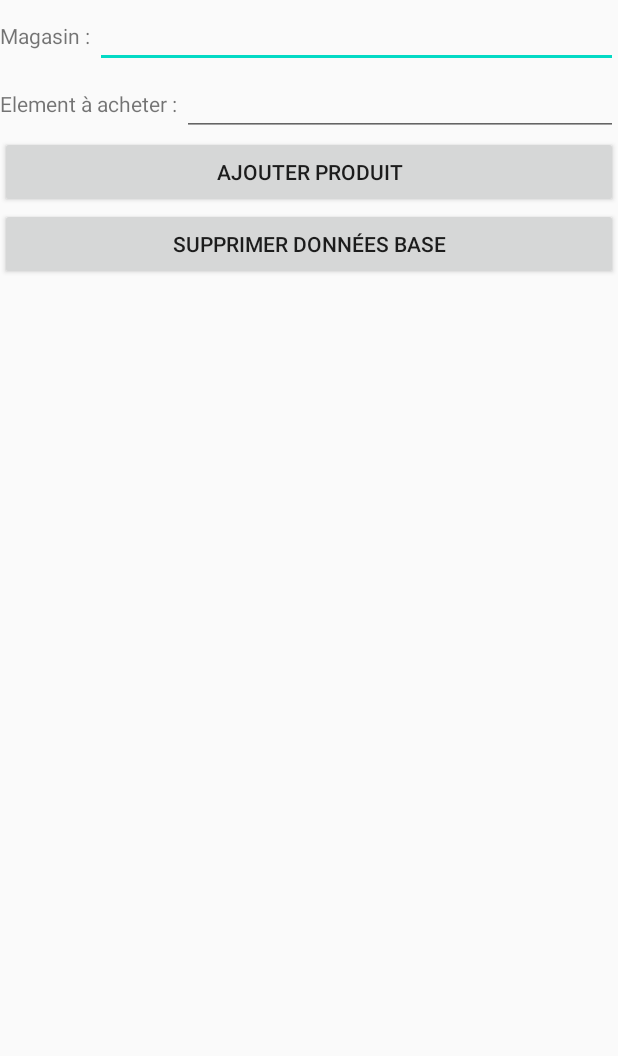
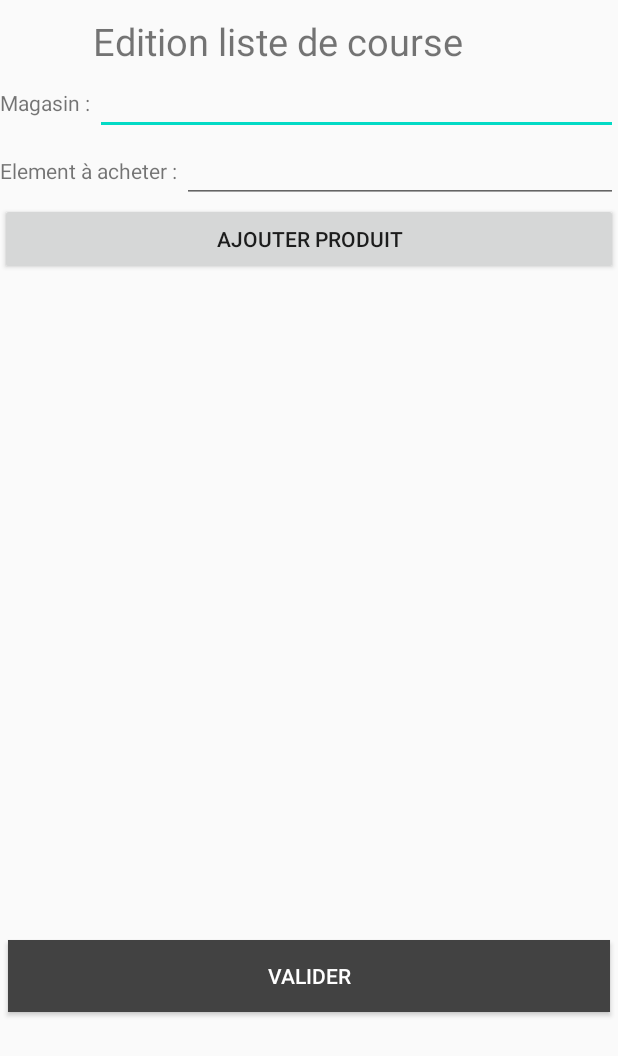
Before and after one commit to Kodooor/meZemplettes, an Android app: the AjouterListeCourse screen opened directly, with no data from a screen before it, after a tap on "AJOUTER PRODUIT", on a phone screen of 412 x 824 dp. Shown: the top 1056 px of the screen. Run offline under Robolectric (Android 15) with nearby library versions, the phone set to English and light mode, and no system bars.

Commit message:
ajout liste de liste de course+réglage de divers bugs

```diff
--- a/MapsStart/app/src/main/AndroidManifest.xml
+++ b/MapsStart/app/src/main/AndroidManifest.xml
@@ -44,6 +44,11 @@
             <category android:name="android.intent.category.LAUNCHER"/>
         </intent-filter>
         </activity>
+        <activity android:name=".ListesCourse">
+            <intent-filter>
+                <category android:name="android.intent.category.LAUNCHER"/>
+            </intent-filter>
+        </activity>
     </application>
 
 </manifest>
--- a/MapsStart/app/src/main/java/com/m1info/mapsstart/AjouterListeCourse.java
+++ b/MapsStart/app/src/main/java/com/m1info/mapsstart/AjouterListeCourse.java
@@ -14,12 +14,8 @@ import android.widget.ListView;
 import android.widget.Toast;
 
 import androidx.appcompat.app.AlertDialog;
-import androidx.appcompat.app.AppCompatActivity;
 
 import java.util.ArrayList;
-import java.util.Arrays;
-import java.util.HashMap;
-import java.util.List;
 
 public class AjouterListeCourse extends Activity {
 
@@ -28,12 +24,13 @@ public class AjouterListeCourse extends Activity {
     @Override
     protected void onCreate(Bundle savedInstanceState) {
         super.onCreate(savedInstanceState);
-        setContentView(R.layout.activity_liste_course);
+        setContentView(R.layout.activity_ajouter_liste_course);
 
         Intent intent = getIntent();
         String storeName = intent.getStringExtra("storeName");
         EditText nomCommerce = (EditText) findViewById(R.id.nomCommerce);
         nomCommerce.setText(storeName);
+
         listview = findViewById(R.id.elemCourse);
         final ArrayAdapter<String> adapter = new ArrayAdapter<>(AjouterListeCourse.this, android.R.layout.simple_list_item_1);
         listview.setAdapter(adapter);
@@ -50,8 +47,9 @@ public class AjouterListeCourse extends Activity {
                                 MesCoursesManager mcm = new MesCoursesManager(AjouterListeCourse.this);
                                 mcm.open();
                                 mcm.supElemCourseParProduit(item);
-                                lireElements(v);                            }
-                            })
+                                lireElements();
+                            }
+                        })
                         .setNegativeButton(android.R.string.no, null)
                         .setIcon(android.R.drawable.ic_dialog_alert)
                         .show();
@@ -59,7 +57,7 @@ public class AjouterListeCourse extends Activity {
                 return true;
             }
         });
-
+        lireElements();
     }
 
     public void ajouterElement(View v) {
@@ -68,37 +66,55 @@ public class AjouterListeCourse extends Activity {
 
         MesCoursesManager mcm = new MesCoursesManager(this);
         mcm.open();
-        mcm.addElemCourse(new MesCourses(0, nomCommerce.getText().toString(), produitCommerce.getText().toString()));
-        lireElements(v);
+        long intReturn = mcm.addElemCourse(new MesCourses(0, nomCommerce.getText().toString(), produitCommerce.getText().toString()));
+        // PENSER A REGARDER QUE CEST AUSIS LE MEME MAGASIN
+        if(intReturn == -2){
+            Toast.makeText(AjouterListeCourse.this, "Article déjà présent dans votre liste!", Toast.LENGTH_LONG).show();
+        }
+        // NE FONCTIONNE PAS QUAND L'ARTICLE VIDE EST LE 1ER ARTICLE AJOUTE
+        if(intReturn == -3){
+            Toast.makeText(AjouterListeCourse.this, "Veuillez renseigner un produit !", Toast.LENGTH_LONG).show();
+        }
+
+        lireElements();
         mcm.close();
 
     }
 
-    public void supprimerTout(View v){
-        MesCoursesManager mcm = new MesCoursesManager(this);
-        mcm.open();
-        mcm.suppTout();
-        lireElements(v);
-        mcm.close();
-    }
-
-    public void lireElements(View v) {
+    public void lireElements() {
         listview = findViewById(R.id.elemCourse);
         final ArrayAdapter<String> adapter = new ArrayAdapter<>(AjouterListeCourse.this, android.R.layout.simple_list_item_1);
         listview.setAdapter(adapter);
 
-        // Listing des enregistrements de la table
         MesCoursesManager mcm = new MesCoursesManager(this);
         mcm.open();
-        Cursor c = mcm.getAllListeCourses();
-        if (c.moveToFirst()) {
-            do {
-                adapter.add(c.getString(c.getColumnIndex(MesCoursesManager.KEY_NOM_PRODUIT)));
+
+        Intent intent = getIntent();
+
+        if(intent.hasExtra("Magasin")) {
+            String donnee = intent.getStringExtra("Magasin"); // on récupère la valeur associée à la clé
+            // Listing des enregistrements de la table
+            ArrayList<String> listePourMagasin = mcm.getListePourMagasin(donnee);
+            for (int i = 0; i < listePourMagasin.size(); ++i) {
+                adapter.add(listePourMagasin.get(i));
             }
-            while (c.moveToNext());
+        }else {
+            if (intent.hasExtra("storeName")) {
+                String donnee = intent.getStringExtra("storeName"); // on récupère la valeur associée à la clé
+                // Listing des enregistrements de la table
+                ArrayList<String> listePourMagasin = mcm.getListePourMagasin(donnee);
+                for (int i = 0; i < listePourMagasin.size(); ++i) {
+                    adapter.add(listePourMagasin.get(i));
+                }
+            }
         }
+
         adapter.notifyDataSetChanged();
-        c.close(); // fermeture du curseur
     }
 
+    public void validerListeCourse(View v){
+        Intent intent = new Intent(AjouterListeCourse.this, ListesCourse.class);
+        startActivity(intent);
+
+    }
 }
--- a/MapsStart/app/src/main/java/com/m1info/mapsstart/MesCoursesManager.java
+++ b/MapsStart/app/src/main/java/com/m1info/mapsstart/MesCoursesManager.java
@@ -6,6 +6,9 @@ import android.database.Cursor;
 import android.database.sqlite.SQLiteDatabase;
 import android.database.sqlite.SQLiteException;
 import android.util.Log;
+import android.widget.Toast;
+
+import java.util.ArrayList;
 
 public class MesCoursesManager {
 
@@ -41,13 +44,28 @@ public class MesCoursesManager {
 
 
     public long addElemCourse(MesCourses mesCourses) {
+        // Tous les produits
+        Cursor c = getProduitListeCourses();
+
         // Ajout d'un enregistrement dans la table
         ContentValues values = new ContentValues();
         values.put("nomMagasin", mesCourses.getNomMagasin());
         values.put("nomProduit", mesCourses.getNomProduit());
 
+        // Parcours des produits de la table pour voir si il existe déjà ou si il est vide
+        // Auquel cas on fais un toast et on ne l'ajoute pas
+        if (c.moveToFirst()) {
+            do {
+                if (c.getString(c.getColumnIndex(MesCoursesManager.KEY_NOM_PRODUIT)).equals(values.get("nomProduit").toString())){
+                    return -2;
+                }
+                if (values.get("nomProduit").toString().equals("")) {
+                    return -3;
+                }
+            }
+            while (c.moveToNext());
+        }
         // insert() retourne l'id du nouvel enregistrement inséré, ou -1 en cas d'erreur
-        Log.d("TEEEEEEST", "Valeurs: \n" + values.toString());
 
         return db.insert("Courses",null,values);
     }
@@ -74,25 +92,33 @@ public class MesCoursesManager {
         return db.delete("Courses", null, null);
     }
 
-    public MesCourses getElement(int id) {
+    public ArrayList<String> getListePourMagasin(String nomMagasin) {
         // Retourne la ligne dont l'id est passé en paramètre
 
-        MesCourses mc=new MesCourses(0,"","");
+        ArrayList<String> listePourMagasin = new ArrayList<>();
 
-        Cursor c = db.rawQuery("SELECT * FROM Courses WHERE "+KEY_ID_COURSES+"="+id, null);
+        Cursor c = db.rawQuery("SELECT * FROM Courses", null);
         if (c.moveToFirst()) {
-            mc.setIdCourses(c.getInt(c.getColumnIndex("idCourse")));
-            mc.setNomMagasin(c.getString(c.getColumnIndex("nomMagasin")));
-            mc.setNomProduit(c.getString(c.getColumnIndex("nomProduit")));
-            c.close();
+            do {
+                if(c.getString(c.getColumnIndex("nomMagasin")).equals(nomMagasin)) {
+                    listePourMagasin.add(c.getString(c.getColumnIndex("nomProduit")));
+                }
+            } while (c.moveToNext());
+
         }
-
-        return mc;
+        c.close();
+        return listePourMagasin;
     }
 
-    public Cursor getAllListeCourses() {
+    public Cursor getMagasinListeCourses() {
         // sélection de tous les enregistrements de la table
-        return db.rawQuery("SELECT * FROM Courses", null);
+        return db.rawQuery("SELECT DISTINCT(nomMagasin) FROM Courses", null);
     }
 
+    public Cursor getProduitListeCourses() {
+        // sélection de tous les enregistrements de la table
+        return db.rawQuery("SELECT nomProduit FROM Courses", null);
+    }
+
+
 }
--- /dev/null
+++ b/MapsStart/app/src/main/res/layout/activity_ajouter_liste_course.xml
@@ -0,0 +1,66 @@
+<?xml version="1.0" encoding="utf-8"?>
+<LinearLayout xmlns:android="http://schemas.android.com/apk/res/android"
+    android:orientation="vertical"
+    android:layout_width="fill_parent"
+    android:layout_height="wrap_content">
+    <LinearLayout
+        android:orientation="horizontal"
+        android:layout_width="fill_parent"
+        android:layout_height="wrap_content">
+        <TextView
+            android:layout_width="wrap_content"
+            android:layout_height="wrap_content"
+            android:text="Edition liste de course "
+            android:layout_marginLeft="62dp"
+            android:layout_marginTop="10dp"
+            android:textSize="25dp"/>
+    </LinearLayout>
+    <LinearLayout
+        android:orientation="horizontal"
+        android:layout_width="fill_parent"
+        android:layout_height="wrap_content">
+        <TextView
+            android:layout_width="wrap_content"
+            android:layout_height="wrap_content"
+            android:text="Magasin : "/>
+        <EditText
+        android:id="@+id/nomCommerce"
+        android:layout_width="fill_parent"
+        android:layout_height="wrap_content"/>
+
+    </LinearLayout>
+    <LinearLayout
+        android:orientation="horizontal"
+        android:layout_width="fill_parent"
+        android:layout_height="wrap_content">
+        <TextView
+            android:layout_width="wrap_content"
+            android:layout_height="wrap_content"
+            android:text="Element à acheter : "/>
+        <EditText
+            android:id="@+id/produitCommerce"
+            android:layout_width="fill_parent"
+            android:layout_height="wrap_content"/>
+    </LinearLayout>
+    <Button
+        android:layout_width="fill_parent"
+        android:layout_height="wrap_content"
+        android:text="Ajouter Produit"
+        android:onClick="ajouterElement"/>
+
+    <ListView
+        android:id="@+id/elemCourse"
+        android:layout_width="fill_parent"
+        android:layout_height="438dp" />
+
+    <Button
+        android:layout_width="fill_parent"
+        android:layout_height="wrap_content"
+        android:background="@color/cardview_dark_background"
+        android:textColor="@color/cardview_light_background"
+        android:layout_margin="5dp"
+        android:layout_alignParentBottom="true"
+        android:text="Valider"
+        android:id="@+id/validerListeCourse"
+        android:onClick="validerListeCourse"/>
+</LinearLayout>
--- a/MapsStart/app/src/main/res/layout/activity_liste_course.xml
+++ b/MapsStart/app/src/main/res/layout/activity_liste_course.xml
@@ -1,4 +1,3 @@
-<?xml version="1.0" encoding="utf-8"?>
 <LinearLayout xmlns:android="http://schemas.android.com/apk/res/android"
     android:orientation="vertical"
     android:layout_width="fill_parent"
@@ -10,40 +9,18 @@
         <TextView
             android:layout_width="wrap_content"
             android:layout_height="wrap_content"
-            android:text="Magasin : "/>
-        <EditText
-        android:id="@+id/nomCommerce"
-        android:layout_width="fill_parent"
-        android:layout_height="wrap_content"/>
-
+            android:text="Mes listes de course"
+            android:layout_marginLeft="62dp"
+            android:layout_marginTop="10dp"
+            android:textSize="25dp"/>
     </LinearLayout>
     <LinearLayout
         android:orientation="horizontal"
         android:layout_width="fill_parent"
         android:layout_height="wrap_content">
-        <TextView
-            android:layout_width="wrap_content"
-            android:layout_height="wrap_content"
-            android:text="Element à acheter : "/>
-        <EditText
-            android:id="@+id/produitCommerce"
-            android:layout_width="fill_parent"
-            android:layout_height="wrap_content"/>
+        <ListView
+            android:id="@+id/listesCourse"
+            android:layout_width="match_parent"
+            android:layout_height="match_parent"/>
     </LinearLayout>
-    <Button
-        android:layout_width="fill_parent"
-        android:layout_height="wrap_content"
-        android:text="Ajouter Produit"
-        android:onClick="ajouterElement"/>
-
-    <Button
-        android:layout_width="fill_parent"
-        android:layout_height="wrap_content"
-        android:text="Supprimer données base"
-        android:onClick="supprimerTout"/>
-
-    <ListView
-        android:id="@+id/elemCourse"
-        android:layout_width="fill_parent"
-        android:layout_height="wrap_content"/>
 </LinearLayout>
```
Also changed, not shown: MapsStart/app/src/main/java/com/m1info/mapsstart/ListesCourse.java (added, +61 -0 lines), MapsStart/app/src/main/java/com/m1info/mapsstart/MapsActivity.java (+7 -0 lines), MapsStart/app/src/main/res/layout/activity_maps.xml (+42 -0 lines).
